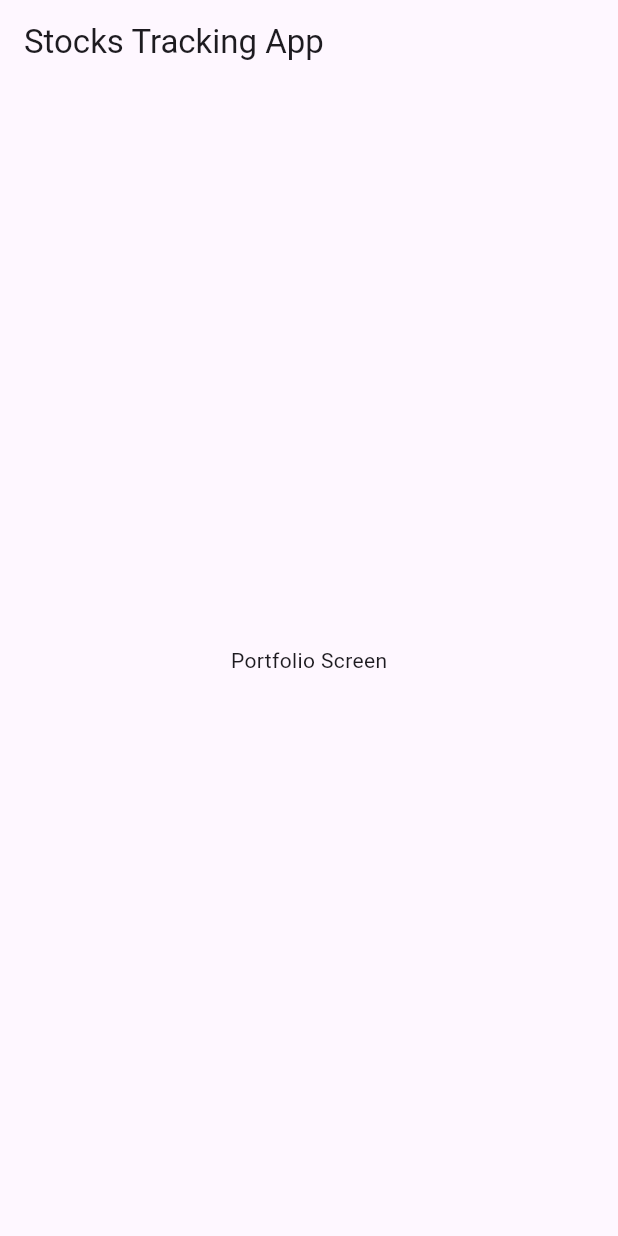
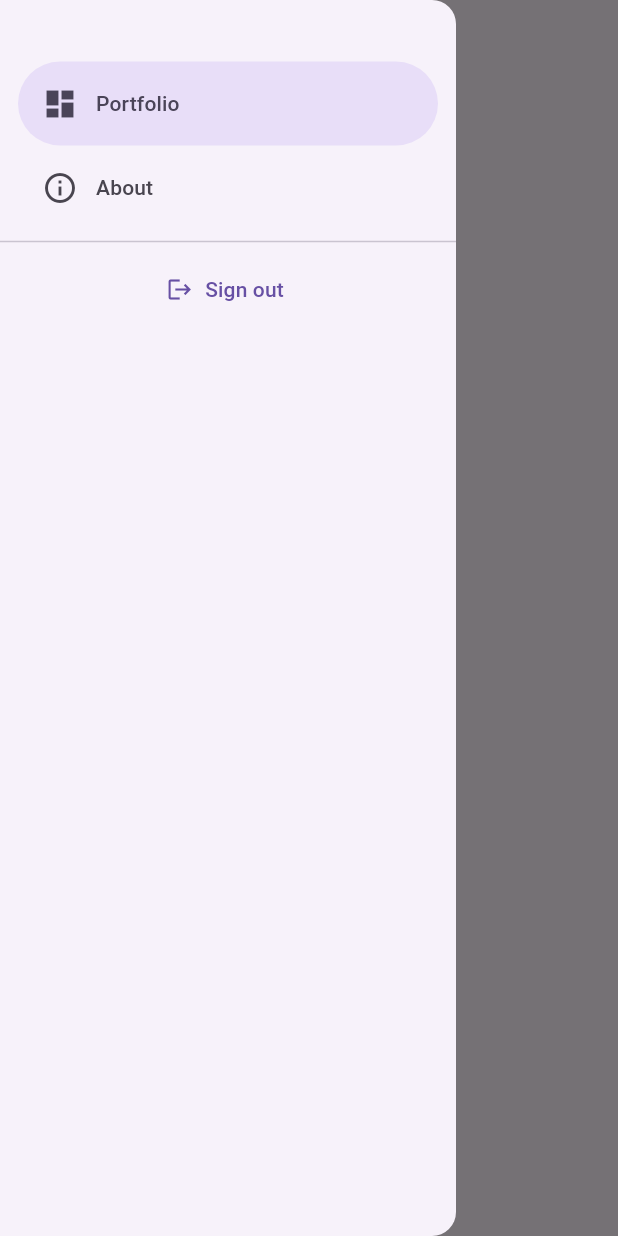
Before and after one commit to rokokorag/stocks_tracking_app_flutter, a Flutter app: the PortfolioScreen screen opened by its route, with the side drawer open (before the commit the screen has no drawer), on a phone screen of 412 x 824 dp. Run offline on Flutter 3.47's test engine with Material 3 defaults, Android fonts, the phone set to English and light mode, and no system bars; our stand-ins replace go_router.

Commit message:
Menus and NavigationsDrawer created

```diff
--- /dev/null
+++ b/lib/config/menu.dart
@@ -0,0 +1,21 @@
+import 'package:flutter/material.dart';
+import 'package:stocks_tracking_app/pages/screens.dart';
+
+class MenuItem {
+  final String title;
+
+  final String link;
+  final IconData icon;
+
+  const MenuItem({
+    required this.title,
+    required this.link,
+    required this.icon,
+  });
+}
+
+const appMenuItems = <MenuItem>[
+  MenuItem(
+      title: "Portfolio", link: PortfolioScreen.link, icon: Icons.dashboard),
+  MenuItem(title: "About", link: "/about", icon: Icons.info_outline),
+];
--- a/lib/pages/portfolio/portfolio_screen.dart
+++ b/lib/pages/portfolio/portfolio_screen.dart
@@ -1,7 +1,9 @@
 import 'package:flutter/material.dart';
+import 'package:stocks_tracking_app/widgets/side_menu.dart';
 
 class PortfolioScreen extends StatelessWidget {
   static const String name = 'portfolio_screen';
+  static const String link = '/';
 
   const PortfolioScreen({super.key});
 
@@ -14,6 +16,7 @@ class PortfolioScreen extends StatelessWidget {
       body: const Center(
         child: Text('Portfolio Screen'),
       ),
+      drawer: const SideMenu(),
     );
   }
 }
--- a/lib/pages/stock_details/stock_details_screen.dart
+++ b/lib/pages/stock_details/stock_details_screen.dart
@@ -2,6 +2,7 @@ import 'package:flutter/material.dart';
 
 class StockDetailsScreen extends StatelessWidget {
   static const String name = 'stock_details_screen';
+  static const String link = '/stockdetails';
   const StockDetailsScreen({super.key});
 
   @override
--- /dev/null
+++ b/lib/widgets/side_menu.dart
@@ -0,0 +1,33 @@
+import 'package:flutter/material.dart';
+import 'package:provider/provider.dart';
+import 'package:stocks_tracking_app/config/menu.dart';
+import 'package:stocks_tracking_app/providers/state_provider.dart';
+
+class SideMenu extends StatefulWidget {
+  const SideMenu({super.key});
+
+  @override
+  State<SideMenu> createState() => _SideMenuState();
+}
+
+class _SideMenuState extends State<SideMenu> {
+  @override
+  Widget build(BuildContext context) {
+    return NavigationDrawer(
+      children: [
+        Padding(
+          padding: const EdgeInsets.fromLTRB(28, 10, 16, 10),
+          child: Text(context.read<StateProvider>().userData.email),
+        ),
+        ...appMenuItems.map((menu) => NavigationDrawerDestination(
+            icon: Icon(menu.icon), label: Text(menu.title))),
+        const Divider(),
+        TextButton.icon(
+          onPressed: () {},
+          label: const Text("Sign out"),
+          icon: const Icon(Icons.logout),
+        )
+      ],
+    );
+  }
+}
```
Also changed, not shown: lib/pages/login/login_screen.dart (+1 -12 lines).
